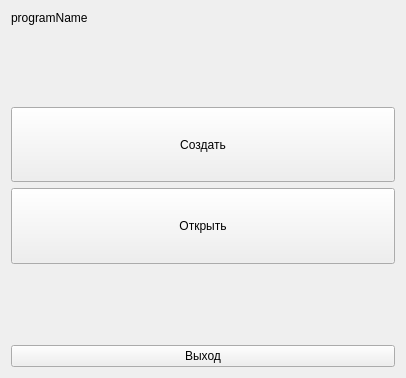
First picture: the form in widgets/welcomescreen.ui, repository astraleuro/libraryeditor, before the edit.
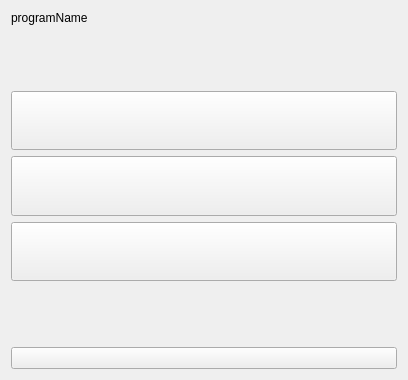
Second picture: the form after the edit.

The edit to the form file:
```diff
--- a/widgets/welcomescreen.ui
+++ b/widgets/welcomescreen.ui
@@ -6,8 +6,8 @@
    <rect>
     <x>0</x>
     <y>0</y>
-    <width>406</width>
-    <height>378</height>
+    <width>408</width>
+    <height>380</height>
    </rect>
   </property>
   <property name="windowTitle">
@@ -43,7 +43,7 @@
       </sizepolicy>
      </property>
      <property name="text">
-      <string>Создать</string>
+      <string/>
      </property>
     </widget>
    </item>
@@ -56,7 +56,20 @@
       </sizepolicy>
      </property>
      <property name="text">
-      <string>Открыть</string>
+      <string/>
+     </property>
+    </widget>
+   </item>
+   <item>
+    <widget class="QPushButton" name="openLastBase">
+     <property name="sizePolicy">
+      <sizepolicy hsizetype="Minimum" vsizetype="Expanding">
+       <horstretch>0</horstretch>
+       <verstretch>0</verstretch>
+      </sizepolicy>
+     </property>
+     <property name="text">
+      <string/>
      </property>
     </widget>
    </item>
@@ -76,7 +89,7 @@
    <item>
     <widget class="QPushButton" name="closeButton">
      <property name="text">
-      <string>Выход</string>
+      <string/>
      </property>
     </widget>
    </item>
```
